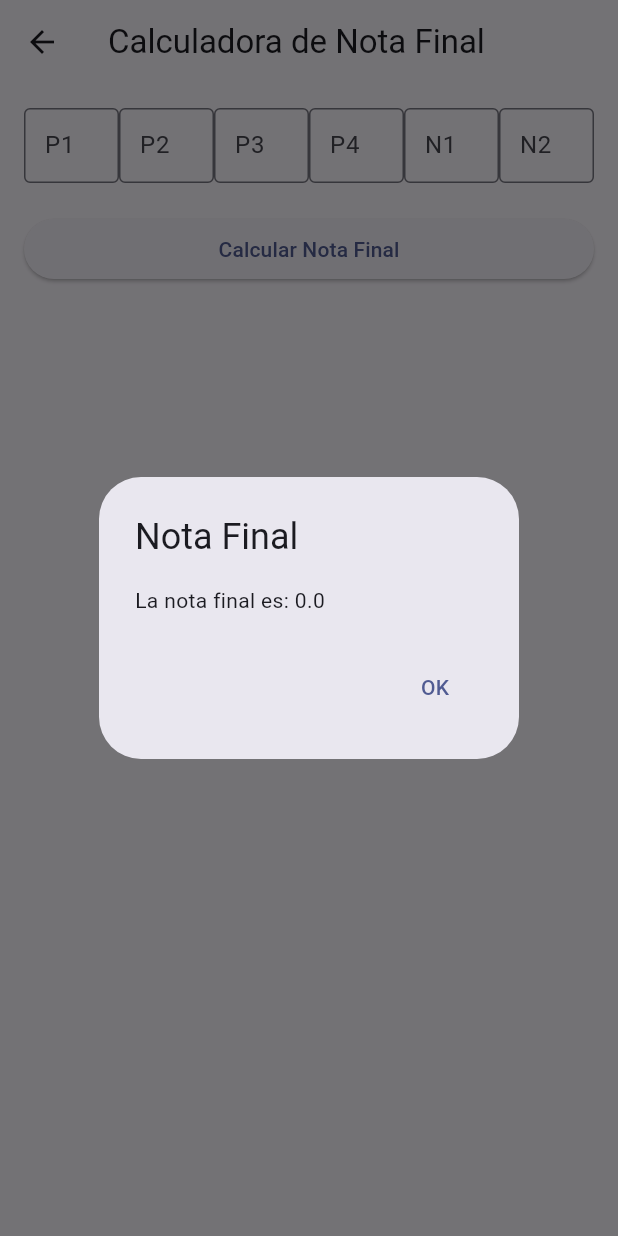
After one commit to IngNex/flutter_calculate_grades, a Flutter app: the DesingCalculateScreen screen opened directly, after a tap on "Calcular Nota Final", on a phone screen of 412 x 824 dp. The commit adds this screen. Run offline on Flutter 3.47's test engine with Material 3 defaults, Android fonts, the phone set to English and light mode, and no system bars.

Commit message:
update ui

```diff
--- a/lib/interface/pages/home_page.dart
+++ b/lib/interface/pages/home_page.dart
@@ -1,5 +1,6 @@
 import 'package:calcular_notas/interface/pages/calculate_notes_page.dart';
 import 'package:calcular_notas/interface/pages/history_calculate_page.dart';
+import 'package:calcular_notas/interface/pages/ui_calculate_note_page.dart';
 import 'package:flutter/material.dart';
 
 class HomeScreen extends StatefulWidget {
@@ -41,7 +42,7 @@ class _HomeScreenState extends State<HomeScreen> {
               ElevatedButton(
                 onPressed: () => Navigator.of(context).push(
                   MaterialPageRoute(
-                    builder: (context) => CalculateScreen(),
+                    builder: (context) => const CalculateScreen(),
                   ),
                 ),
                 child: const Text('Calcula Notas'),
@@ -50,7 +51,16 @@ class _HomeScreenState extends State<HomeScreen> {
               ElevatedButton(
                 onPressed: () => Navigator.of(context).push(
                   MaterialPageRoute(
-                    builder: (context) => HistoryCalculateScreen(),
+                    builder: (context) => const DesingCalculateScreen(),
+                  ),
+                ),
+                child: const Text('Calcula Notas Diseño'),
+              ),
+              const SizedBox(height: 20),
+              ElevatedButton(
+                onPressed: () => Navigator.of(context).push(
+                  MaterialPageRoute(
+                    builder: (context) => const HistoryCalculateScreen(),
                   ),
                 ),
                 child: const Text('Calcula Notas con historial'),
--- /dev/null
+++ b/lib/interface/pages/ui_calculate_note_page.dart
@@ -0,0 +1,95 @@
+import 'package:calcular_notas/widget/custom_textfield.dart';
+import 'package:flutter/material.dart';
+
+class DesingCalculateScreen extends StatefulWidget {
+  const DesingCalculateScreen({super.key});
+
+  @override
+  _DesingCalculateScreenState createState() => _DesingCalculateScreenState();
+}
+
+class _DesingCalculateScreenState extends State<DesingCalculateScreen> {
+  TextEditingController p1Controller = TextEditingController();
+  TextEditingController p2Controller = TextEditingController();
+  TextEditingController p3Controller = TextEditingController();
+  TextEditingController p4Controller = TextEditingController();
+  TextEditingController nota1Controller = TextEditingController();
+  TextEditingController nota2Controller = TextEditingController();
+
+  double calculateFinalGrade() {
+    double p1 = double.tryParse(p1Controller.text) ?? 0.0;
+    double p2 = double.tryParse(p2Controller.text) ?? 0.0;
+    double p3 = double.tryParse(p3Controller.text) ?? 0.0;
+    double p4 = double.tryParse(p4Controller.text) ?? 0.0;
+    double nota1 = double.tryParse(nota1Controller.text) ?? 0.0;
+    double nota2 = double.tryParse(nota2Controller.text) ?? 0.0;
+
+    double finalGrade =
+        ((p1 + p2 + p3 + p4) / 4 * 0.4) + (nota1 * 0.3) + (nota2 * 0.3);
+    return finalGrade;
+  }
+
+  @override
+  Widget build(BuildContext context) {
+    return Scaffold(
+      appBar: AppBar(
+        title: const Text('Calculadora de Nota Final'),
+      ),
+      body: Padding(
+        padding: const EdgeInsets.all(16.0),
+        child: Column(
+          crossAxisAlignment: CrossAxisAlignment.stretch,
+          children: [
+            Row(
+              children: [
+                Flexible(
+                  child:
+                      CustomTextField(p1Controller: p1Controller, label: 'P1'),
+                ),
+                Flexible(
+                  child:
+                      CustomTextField(p1Controller: p2Controller, label: 'P2'),
+                ),
+                Flexible(
+                  child:
+                      CustomTextField(p1Controller: p3Controller, label: 'P3'),
+                ),
+                Flexible(
+                  child:  CustomTextField(p1Controller: p4Controller, label: 'P4'),
+                ),
+                Flexible(
+                  child:  CustomTextField(p1Controller: nota1Controller, label: 'N1')
+                ),
+                Flexible(
+                  child:  CustomTextField(p1Controller: nota2Controller, label: 'N2'),
+                ),
+              ],
+            ),
+            const SizedBox(height: 20),
+            ElevatedButton(
+              onPressed: () {
+                double finalGrade = calculateFinalGrade();
+                showDialog(
+                  context: context,
+                  builder: (context) => AlertDialog(
+                    title: const Text('Nota Final'),
+                    content: Text('La nota final es: $finalGrade'),
+                    actions: [
+                      TextButton(
+                        onPressed: () {
+                          Navigator.pop(context);
+                        },
+                        child: const Text('OK'),
+                      ),
+                    ],
+                  ),
+                );
+              },
+              child: const Text('Calcular Nota Final'),
+            ),
+          ],
+        ),
+      ),
+    );
+  }
+}
--- a/lib/main.dart
+++ b/lib/main.dart
@@ -14,7 +14,7 @@ class MyApp extends StatelessWidget {
       title: 'Calculando Notas',
       debugShowCheckedModeBanner: false,
       theme: ThemeData(
-        colorScheme: ColorScheme.fromSeed(seedColor: Colors.deepPurple),
+        colorScheme: ColorScheme.fromSeed(seedColor: Color.fromARGB(255, 16, 55, 195)),
         useMaterial3: true,
       ),
       home:  HomeScreen(),
--- /dev/null
+++ b/lib/widget/custom_textfield.dart
@@ -0,0 +1,29 @@
+import 'package:flutter/material.dart';
+
+class CustomTextField extends StatelessWidget {
+  const CustomTextField({
+    super.key,
+    required this.p1Controller, required this.label,
+  });
+
+  final TextEditingController p1Controller;
+  final String label;
+
+  @override
+  Widget build(BuildContext context) {
+    return SizedBox(
+      width: 70,
+      child: TextField(
+        controller: p1Controller,
+        keyboardType: TextInputType.number,
+        textAlign: TextAlign.center,
+        style: const TextStyle(fontSize: 20),
+        decoration: InputDecoration(
+          labelText: label,
+          border: const OutlineInputBorder(),
+          contentPadding: const EdgeInsets.all(10),
+        ),
+      ),
+    );
+  }
+}
```
